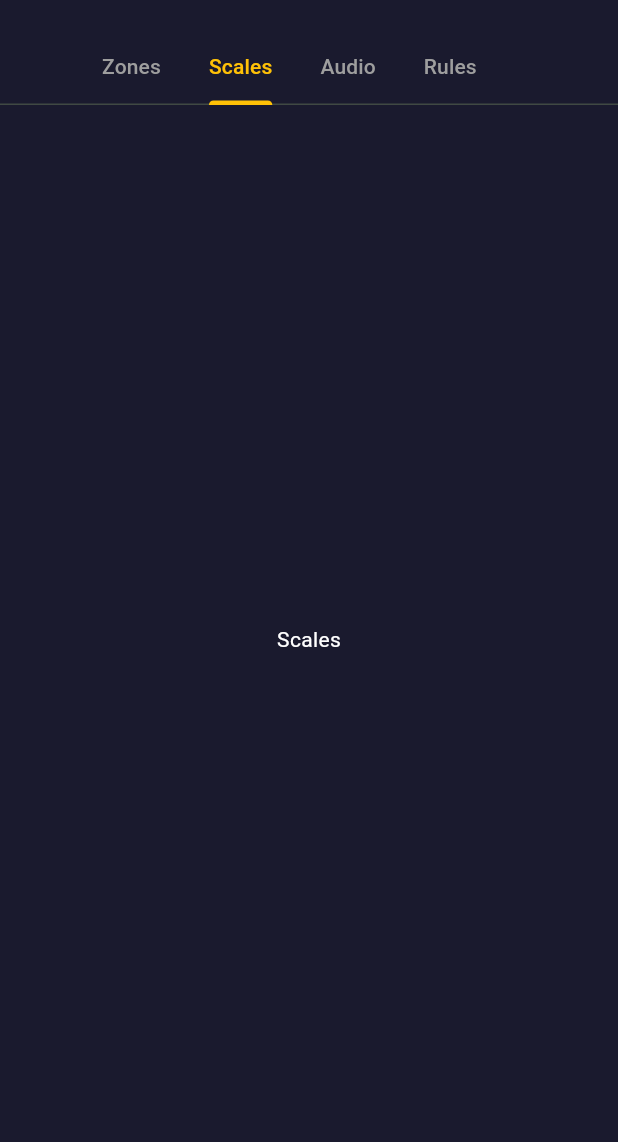
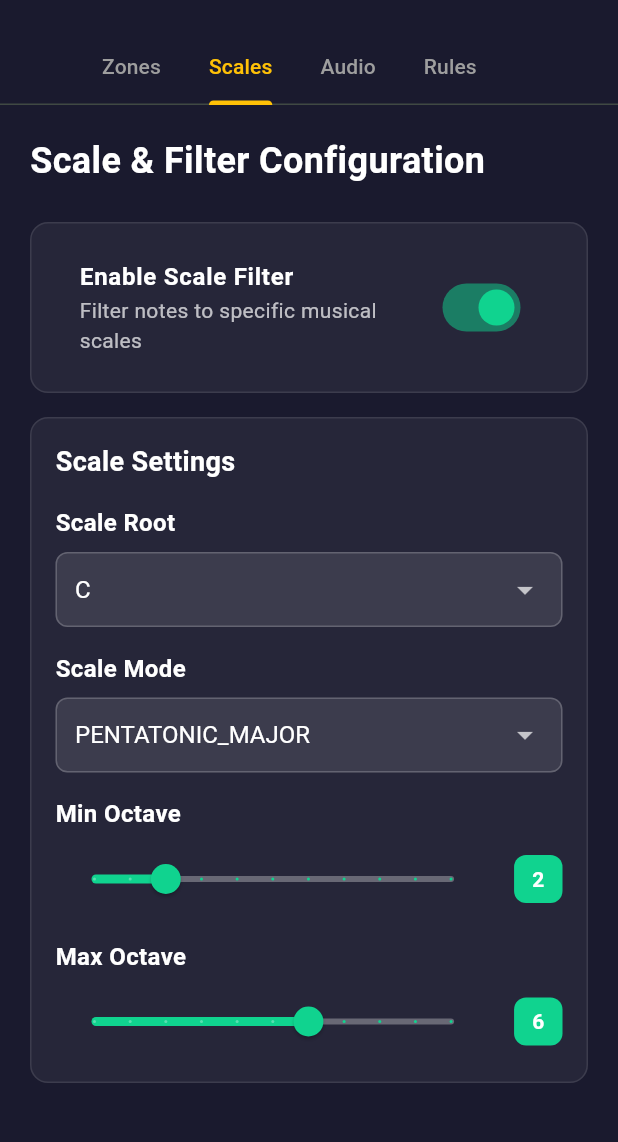
Before and after one commit to NotMaurion/LR3.5gh, a Flutter app: the LabScreen screen opened directly, tab 2 chosen, on a phone screen of 412 x 824 dp, the part 63-1205 px from its top. Run offline on Flutter 3.47's test engine with Material 3 defaults, Android fonts, the phone set to English and light mode, and no system bars; our stand-ins replace flutter_riverpod, shared_preferences; missing offline and left inert: dart:html, dart:js_util; accounts and stored records are empty.

Commit message:
feat(lab): restore ScalesPanel and implement scale filtering in audio engine

```diff
--- /dev/null
+++ b/lib/ui/lab/panels/scales_panel.dart
@@ -0,0 +1,253 @@
+import 'package:flutter/material.dart';
+import 'package:flutter_riverpod/flutter_riverpod.dart';
+import '../../../state/scale_filter_state.dart';
+
+class ScalesPanel extends ConsumerWidget {
+  const ScalesPanel({super.key});
+
+  @override
+  Widget build(BuildContext context, WidgetRef ref) {
+    final scaleState = ref.watch(scaleFilterProvider);
+    final notifier = ref.read(scaleFilterProvider.notifier);
+
+    return SingleChildScrollView(
+      padding: const EdgeInsets.all(20),
+      child: Column(
+        crossAxisAlignment: CrossAxisAlignment.start,
+        children: [
+          const Text(
+            'Scale & Filter Configuration',
+            style: TextStyle(
+              color: Colors.white,
+              fontSize: 24,
+              fontWeight: FontWeight.bold,
+            ),
+          ),
+          const SizedBox(height: 24),
+
+          // Enable Scale Filter Switch
+          Container(
+            padding: const EdgeInsets.all(16),
+            decoration: BoxDecoration(
+              color: Colors.white.withOpacity(0.05),
+              borderRadius: BorderRadius.circular(12),
+              border: Border.all(color: Colors.white.withOpacity(0.1)),
+            ),
+            child: SwitchListTile(
+              title: const Text(
+                'Enable Scale Filter',
+                style: TextStyle(
+                  color: Colors.white,
+                  fontSize: 16,
+                  fontWeight: FontWeight.w600,
+                ),
+              ),
+              subtitle: const Text(
+                'Filter notes to specific musical scales',
+                style: TextStyle(
+                  color: Colors.white70,
+                  fontSize: 14,
+                ),
+              ),
+              value: scaleState.enabled,
+              onChanged: notifier.setEnabled,
+              activeColor: const Color(0xFF10D38F),
+            ),
+          ),
+          const SizedBox(height: 16),
+
+          if (scaleState.enabled) ...[
+            Container(
+              padding: const EdgeInsets.all(16),
+              decoration: BoxDecoration(
+                color: Colors.white.withOpacity(0.05),
+                borderRadius: BorderRadius.circular(12),
+                border: Border.all(color: Colors.white.withOpacity(0.1)),
+              ),
+              child: Column(
+                crossAxisAlignment: CrossAxisAlignment.start,
+                children: [
+                  const Text(
+                    'Scale Settings',
+                    style: TextStyle(
+                      color: Colors.white,
+                      fontSize: 18,
+                      fontWeight: FontWeight.w600,
+                    ),
+                  ),
+                  const SizedBox(height: 16),
+
+                  // Scale Root Dropdown
+                  _buildDropdownSection(
+                    title: 'Scale Root',
+                    value: scaleState.root,
+                    items: const ['C', 'C#', 'D', 'D#', 'E', 'F', 'F#', 'G', 'G#', 'A', 'A#', 'B'],
+                    onChanged: (value) {
+                      if (value != null) {
+                        notifier.setRoot(value);
+                      }
+                    },
+                  ),
+                  const SizedBox(height: 16),
+
+                  // Scale Mode Dropdown
+                  _buildDropdownSection(
+                    title: 'Scale Mode',
+                    value: scaleState.mode,
+                    items: const [
+                      'CHROMATIC',
+                      'PENTATONIC_MAJOR',
+                      'PENTATONIC_MINOR',
+                      'MAJOR',
+                      'MINOR',
+                      'DORIAN',
+                      'MIXOLYDIAN',
+                      'LYDIAN',
+                      'PHRYGIAN',
+                      'LOCRIAN',
+                    ],
+                    onChanged: (value) {
+                      if (value != null) {
+                        notifier.setMode(value);
+                      }
+                    },
+                  ),
+                  const SizedBox(height: 16),
+
+                  // Min Octave Slider
+                  _buildSliderSection(
+                    context: context,
+                    title: 'Min Octave',
+                    value: scaleState.minOctave.toDouble(),
+                    min: 0.0,
+                    max: 10.0,
+                    divisions: 10,
+                    label: '${scaleState.minOctave}',
+                    onChanged: (value) => notifier.setMinOctave(value.round()),
+                  ),
+                  const SizedBox(height: 16),
+
+                  // Max Octave Slider
+                  _buildSliderSection(
+                    context: context,
+                    title: 'Max Octave',
+                    value: scaleState.maxOctave.toDouble(),
+                    min: 0.0,
+                    max: 10.0,
+                    divisions: 10,
+                    label: '${scaleState.maxOctave}',
+                    onChanged: (value) => notifier.setMaxOctave(value.round()),
+                  ),
+                ],
+              ),
+            ),
+          ],
+        ],
+      ),
+    );
+  }
+
+  Widget _buildSliderSection({
+    required BuildContext context,
+    required String title,
+    required double value,
+    required double min,
+    required double max,
+    required int divisions,
+    required String label,
+    required ValueChanged<double> onChanged,
+  }) {
+    return Column(
+      crossAxisAlignment: CrossAxisAlignment.start,
+      children: [
+        Text(
+          title,
+          style: const TextStyle(
+            color: Colors.white,
+            fontSize: 16,
+            fontWeight: FontWeight.w600,
+          ),
+        ),
+        const SizedBox(height: 8),
+        Row(
+          children: [
+            Expanded(
+              child: Slider(
+                value: value,
+                min: min,
+                max: max,
+                divisions: divisions,
+                onChanged: onChanged,
+                activeColor: const Color(0xFF10D38F),
+                inactiveColor: Colors.white.withOpacity(0.3),
+              ),
+            ),
+            const SizedBox(width: 16),
+            Container(
+              padding: const EdgeInsets.symmetric(horizontal: 12, vertical: 6),
+              decoration: BoxDecoration(
+                color: const Color(0xFF10D38F),
+                borderRadius: BorderRadius.circular(8),
+              ),
+              child: Text(
+                label,
+                style: const TextStyle(
+                  color: Colors.white,
+                  fontSize: 14,
+                  fontWeight: FontWeight.w600,
+                ),
+              ),
+            ),
+          ],
+        ),
+      ],
+    );
+  }
+
+  Widget _buildDropdownSection({
+    required String title,
+    required String value,
+    required List<String> items,
+    required ValueChanged<String?> onChanged,
+  }) {
+    return Column(
+      crossAxisAlignment: CrossAxisAlignment.start,
+      children: [
+        Text(
+          title,
+          style: const TextStyle(
+            color: Colors.white,
+            fontSize: 16,
+            fontWeight: FontWeight.w600,
+          ),
+        ),
+        const SizedBox(height: 8),
+        Container(
+          padding: const EdgeInsets.symmetric(horizontal: 12),
+          decoration: BoxDecoration(
+            color: Colors.white.withOpacity(0.1),
+            borderRadius: BorderRadius.circular(8),
+            border: Border.all(color: Colors.white.withOpacity(0.2)),
+          ),
+          child: DropdownButton<String>(
+            value: value,
+            onChanged: onChanged,
+            dropdownColor: const Color(0xFF1A1A2E),
+            style: const TextStyle(
+              color: Colors.white,
+              fontSize: 16,
+            ),
+            underline: Container(),
+            isExpanded: true,
+            items: items.map((String item) {
+              return DropdownMenuItem<String>(
+                value: item,
+                child: Text(item),
+              );
+            }).toList(),
+          ),
+        ),
+      ],
+    );
+  }
+}
--- a/lib/ui/lab_screen.dart
+++ b/lib/ui/lab_screen.dart
@@ -2,6 +2,7 @@ import 'package:flutter/material.dart';
 import 'package:flutter_riverpod/flutter_riverpod.dart';
 import '../audio/audio_providers.dart';
 import 'lab/panels/zones_panel.dart';
+import 'lab/panels/scales_panel.dart';
 
 class LabScreen extends ConsumerWidget {
   const LabScreen({super.key});
@@ -23,7 +24,7 @@ class LabScreen extends ConsumerWidget {
         body: TabBarView(
           children: [
             const ZonesPanel(),
-            const Center(child: Text('Scales')),
+            const ScalesPanel(),
             const Center(child: Text('Audio')),
             const Center(child: Text('Rules')),
           ],
```
Also changed, not shown: 1 other file.
